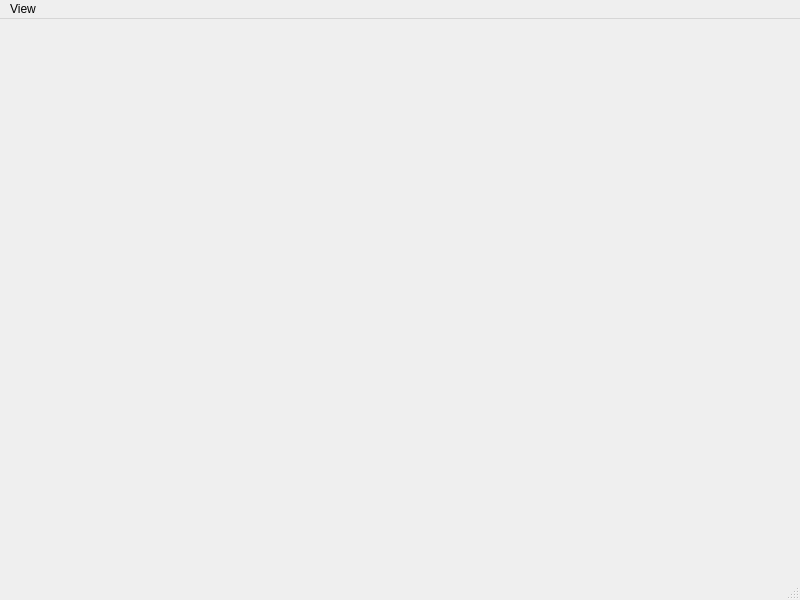
dmherrington/ECM-Control-System, file src/ECM_gui/additional_sensor_display.ui: the form before one commit.
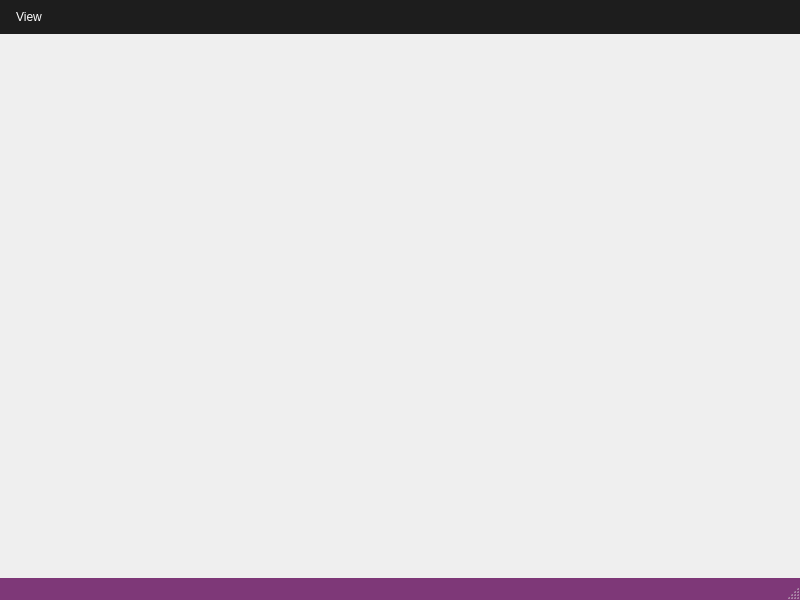
The form after the commit.

```diff
--- a/src/ECM_gui/additional_sensor_display.ui
+++ b/src/ECM_gui/additional_sensor_display.ui
@@ -19,6 +19,124 @@
   <property name="windowTitle">
    <string>MainWindow</string>
   </property>
+  <property name="styleSheet">
+   <string notr="true">QMenuBar{
+background-color:#1d1d1d;
+padding:5px;
+	font: 12pt &quot;MS Shell Dlg 2&quot;;
+}
+
+QMenuBar::item{
+background-color:#1d1d1d;
+color:#fff;
+padding:5px;
+
+}
+
+QMenu{
+color:#fff;
+padding:0;
+}
+
+QMenu::item:selected{
+color:#fff;
+background-color:#00aba9;
+}
+
+QTableWidget{
+background-color:#3d3d3d;
+color:#fff;
+  selection-background-color: #da532c;
+border:solid;
+border-width:3px;
+border-color:#da532c;
+}
+QHeaderView::section{
+background-color:qlineargradient(spread:pad, x1:0, y1:0, x2:1, y2:0, stop:0 rgba(20, 158, 217, 255), stop:1 rgba(36, 158, 217, 255));
+border:none;
+border-top-style:solid;
+border-width:1px;
+border-top-color:qlineargradient(spread:pad, x1:0, y1:0, x2:1, y2:0, stop:0 rgba(20, 158, 217, 255), stop:1 rgba(36, 158, 217, 255));
+color:#fff;
+
+}
+QHeaderView{
+background-color:qlineargradient(spread:pad, x1:0, y1:0, x2:1, y2:0, stop:0 rgba(20, 158, 217, 255), stop:1 rgba(36, 158, 217, 255));
+
+border:none;
+border-top-style:solid;
+border-width:1px;
+border-top-color:#149ED9;
+color:#fff;
+	font: 75 12pt &quot;Calibri&quot;;
+}
+
+QTableCornerButton::section{
+border:none;
+background-color:#149ED9;
+}
+
+QListWidget{
+background-color:#3d3d3d;
+color:#fff;
+}
+
+QMenu{
+background-color:#3d3d3d;
+}
+QStatusBar{
+background-color:#7e3878;
+color:#fff;
+}
+
+QPushButton{
+border-style:solid;
+background-color:#3d3d3d;
+color:#fff;
+border-radius:7px;
+}
+
+QPushButton:disabled {
+background-color: rgb(204, 0, 0);
+}
+
+QPushButton:hover{
+color:#ccc;
+	background-color: qlineargradient(spread:pad, x1:0.517, y1:0, x2:0.517, y2:1, stop:0 rgba(45, 45, 45, 255), stop:0.505682 rgba(45, 45, 45, 255), stop:1 rgba(29, 29, 29, 255));
+	border-color:#2d89ef;
+border-width:2px;
+}
+
+QPushButton:pressed{
+background-color: qlineargradient(spread:pad, x1:0.517, y1:0, x2:0.517, y2:1, stop:0 rgba(29, 29, 29, 255), stop:0.505682 rgba(45, 45, 45, 255), stop:1 rgba(29, 29, 29, 255));
+}
+
+
+QTabWidget::tab{
+background-color:#3d3d3d;
+}
+
+QLineEdit{
+border-radius:1px solid red;
+background-color:#c4c4c4;
+}
+
+QProgressBar{
+border-radius:0;
+text-align:center;
+color:#fff;
+background-color:transparent;
+border: 2px solid #e3a21a;
+border-radius:7px;
+	font: 75 12pt &quot;Open Sans&quot;;
+
+}
+
+QProgressBar::chunk{
+background-color:#2d89ef;
+width:20px;
+}</string>
+  </property>
   <property name="dockNestingEnabled">
    <bool>true</bool>
   </property>
@@ -31,7 +149,7 @@
      <x>0</x>
      <y>0</y>
      <width>800</width>
-     <height>21</height>
+     <height>40</height>
     </rect>
    </property>
    <widget class="QMenu" name="menuView">
```
